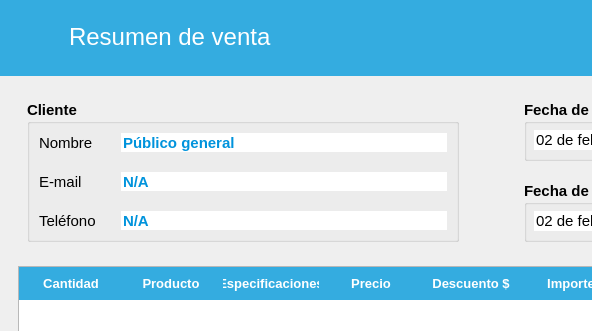
This is src/CrearVenta/Ui_ConfirmarVenta.ui in ivanperez-7/printpos as Qt 5 draws it before an edit; both pictures show x 0 to 592 and y 0 to 331 of the 842 by 680 pixel window. The edited form follows.
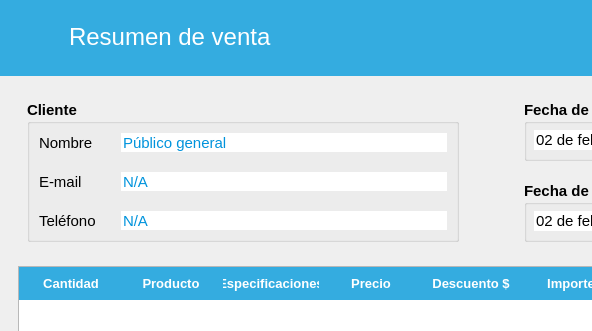
This is the edited form. Icons and pictures are not drawn.

The edit to the form file:
```diff
--- a/src/CrearVenta/Ui_ConfirmarVenta.ui
+++ b/src/CrearVenta/Ui_ConfirmarVenta.ui
@@ -197,7 +197,6 @@
             <property name="font">
              <font>
               <pointsize>11</pointsize>
-              <weight>75</weight>
               <bold>true</bold>
              </font>
             </property>
@@ -234,6 +233,7 @@
                 <font>
                  <pointsize>11</pointsize>
                  <italic>false</italic>
+                 <bold>false</bold>
                 </font>
                </property>
                <property name="styleSheet">
@@ -272,6 +272,7 @@
                <property name="font">
                 <font>
                  <pointsize>11</pointsize>
+                 <bold>false</bold>
                 </font>
                </property>
                <property name="styleSheet">
@@ -310,6 +311,7 @@
                <property name="font">
                 <font>
                  <pointsize>11</pointsize>
+                 <bold>false</bold>
                 </font>
                </property>
                <property name="styleSheet">
```
Left out of the diff: 14 changed lines with no effect on the pictures.
